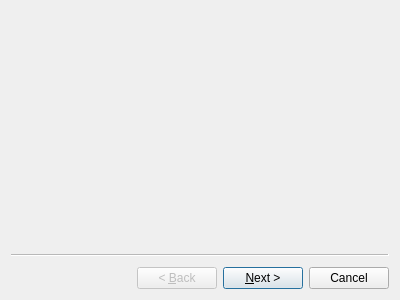
This is wizard.ui in Sprinining/qt-album as Qt 5 draws it before an edit. The edited form follows.
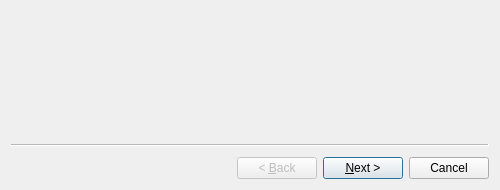
This is the edited form. Custom widgets are drawn as their Qt base class.

Commit message: style: 修改样式

```diff
--- a/wizard.ui
+++ b/wizard.ui
@@ -6,13 +6,28 @@
    <rect>
     <x>0</x>
     <y>0</y>
-    <width>400</width>
-    <height>300</height>
+    <width>500</width>
+    <height>190</height>
    </rect>
   </property>
+  <property name="minimumSize">
+   <size>
+    <width>500</width>
+    <height>190</height>
+   </size>
+  </property>
+  <property name="maximumSize">
+   <size>
+    <width>500</width>
+    <height>190</height>
+   </size>
+  </property>
   <property name="windowTitle">
    <string>Wizard</string>
   </property>
+  <property name="wizardStyle">
+   <enum>QWizard::WizardStyle::ClassicStyle</enum>
+  </property>
   <widget class="ProSetPage" name="wizardPagePorSet"/>
   <widget class="ConfirmPage" name="wizardPageConfirm"/>
  </widget>
```
The commit also changes 3 other files.
